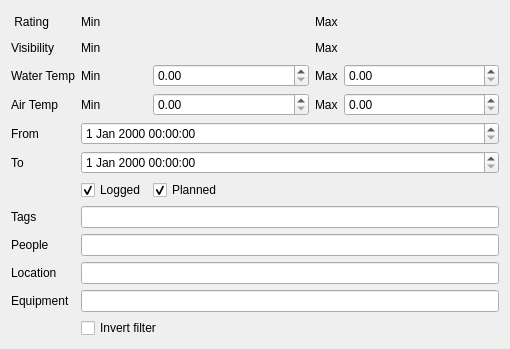
subsurface/subsurface, file desktop-widgets/filterwidget2.ui: the form before one commit.
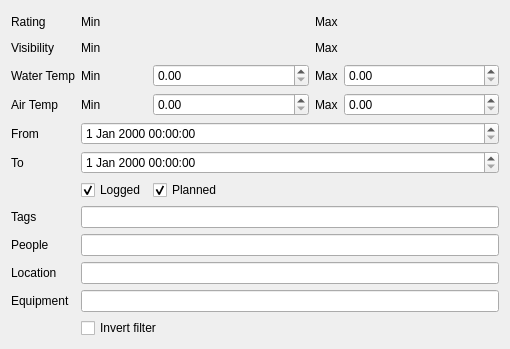
The form after the commit. Custom widgets are drawn as their Qt base class.

Commit message:
Filter widget: remove superfluous space in label
The "Rating label" had a superfluous space at the beginning.
Remove.

```diff
--- a/desktop-widgets/filterwidget2.ui
+++ b/desktop-widgets/filterwidget2.ui
@@ -41,7 +41,7 @@
    <item row="1" column="0">
     <widget class="QLabel" name="label">
      <property name="text">
-      <string> Rating</string>
+      <string>Rating</string>
      </property>
     </widget>
    </item>
```
